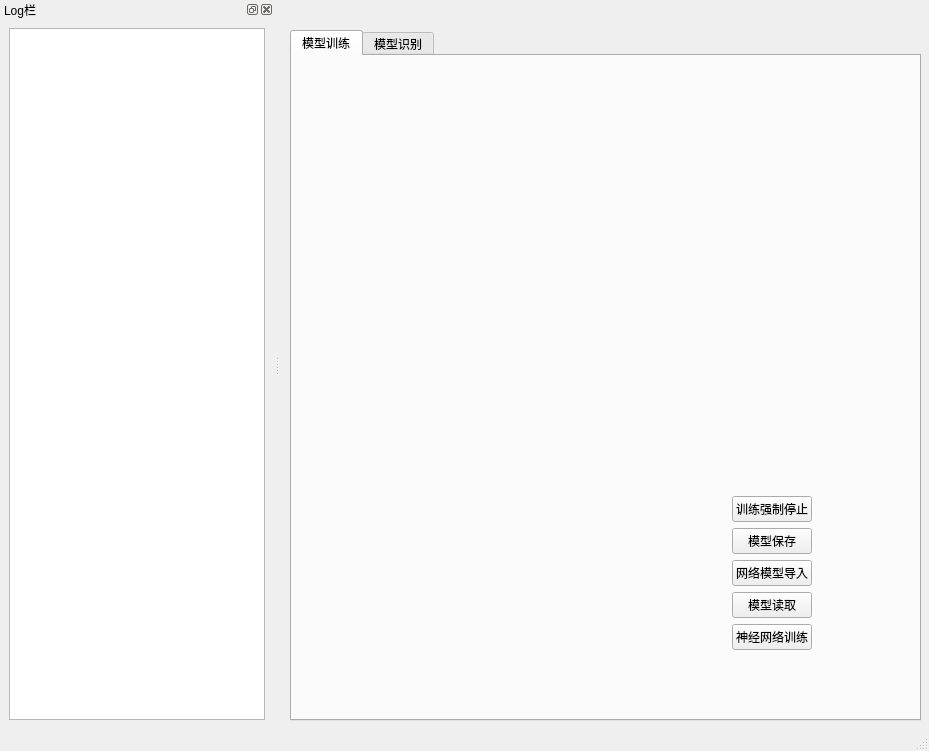
Old version of the form UIMain.ui in the repository chengli990412/HandWritingRecognition.
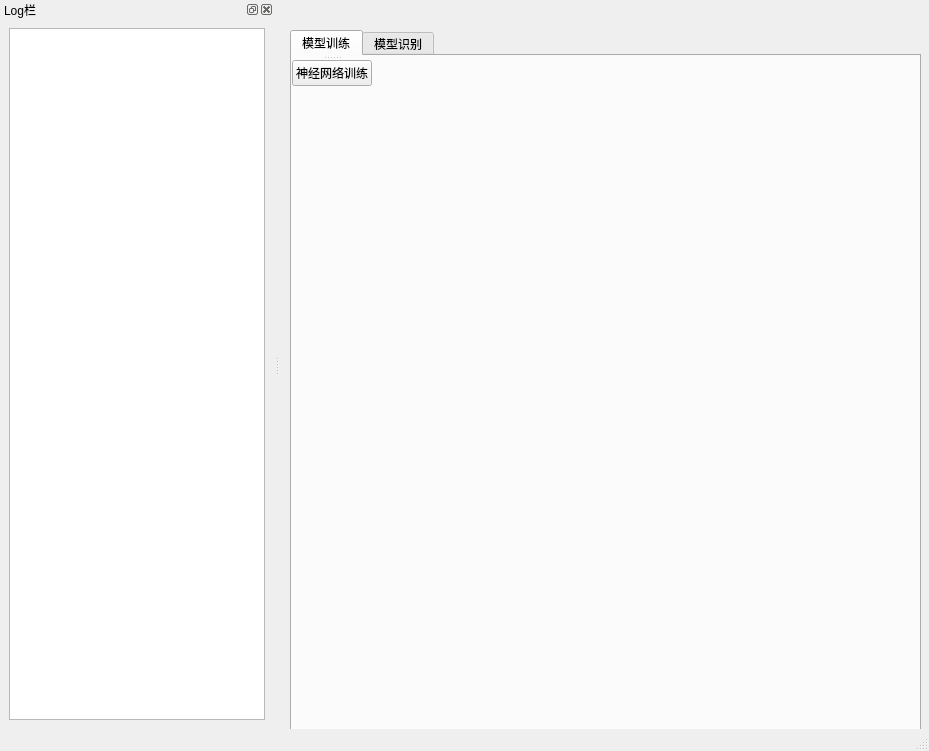
New version of the form. The open tabs and pages were chosen to show the change.

Commit message: 版本：V1.0.0.9 1.解决GPU初始化在某些情况下异常 2.优化界面布局

Diff of the .ui file:
```diff
--- a/UIMain.ui
+++ b/UIMain.ui
@@ -20,7 +20,7 @@
       <x>10</x>
       <y>30</y>
       <width>631</width>
-      <height>691</height>
+      <height>701</height>
      </rect>
     </property>
     <property name="tabShape">
@@ -36,70 +36,42 @@
      <attribute name="title">
       <string>模型训练</string>
      </attribute>
-     <widget class="QWidget" name="layoutWidget">
-      <property name="geometry">
-       <rect>
-        <x>440</x>
-        <y>440</y>
-        <width>138</width>
-        <height>219</height>
-       </rect>
-      </property>
-      <layout class="QVBoxLayout" name="verticalLayout_3">
-       <property name="sizeConstraint">
-        <enum>QLayout::SetFixedSize</enum>
-       </property>
-       <item>
-        <widget class="QPushButton" name="Button_StopTrain">
-         <property name="text">
-          <string>训练强制停止</string>
-         </property>
-        </widget>
-       </item>
-       <item>
-        <widget class="QPushButton" name="Button_SaveModel">
-         <property name="text">
-          <string>模型保存</string>
-         </property>
-        </widget>
-       </item>
-       <item>
-        <widget class="QPushButton" name="Button_LoadModel">
-         <property name="text">
-          <string>网络模型导入</string>
-         </property>
-        </widget>
-       </item>
-       <item>
-        <widget class="QPushButton" name="Button_ReadModel">
-         <property name="text">
-          <string>模型读取</string>
-         </property>
-        </widget>
-       </item>
-       <item>
-        <widget class="QPushButton" name="Button_Train">
-         <property name="text">
-          <string>神经网络训练</string>
-         </property>
-        </widget>
-       </item>
-      </layout>
-     </widget>
-     <widget class="QWidget" name="layoutWidget">
+     <widget class="QSplitter" name="splitter">
       <property name="geometry">
        <rect>
         <x>0</x>
         <y>0</y>
-        <width>431</width>
+        <width>621</width>
         <height>661</height>
        </rect>
       </property>
-      <layout class="QVBoxLayout" name="verticalLayout">
-       <property name="sizeConstraint">
-        <enum>QLayout::SetFixedSize</enum>
-       </property>
-      </layout>
+      <property name="layoutDirection">
+       <enum>Qt::LeftToRight</enum>
+      </property>
+      <property name="orientation">
+       <enum>Qt::Vertical</enum>
+      </property>
+      <widget class="QWidget" name="layoutWidget">
+       <layout class="QVBoxLayout" name="verticalLayout">
+        <property name="sizeConstraint">
+         <enum>QLayout::SetFixedSize</enum>
+        </property>
+       </layout>
+      </widget>
+      <widget class="QWidget" name="layoutWidget">
+       <layout class="QVBoxLayout" name="verticalLayout_3">
+        <property name="sizeConstraint">
+         <enum>QLayout::SetFixedSize</enum>
+        </property>
+        <item>
+         <widget class="QPushButton" name="Button_Train">
+          <property name="text">
+           <string>神经网络训练</string>
+          </property>
+         </widget>
+        </item>
+       </layout>
+      </widget>
      </widget>
     </widget>
     <widget class="QWidget" name="tab_2">
```
Left out of the diff: 67 changed lines with no effect on the pictures. The commit also changes 3 other files.
